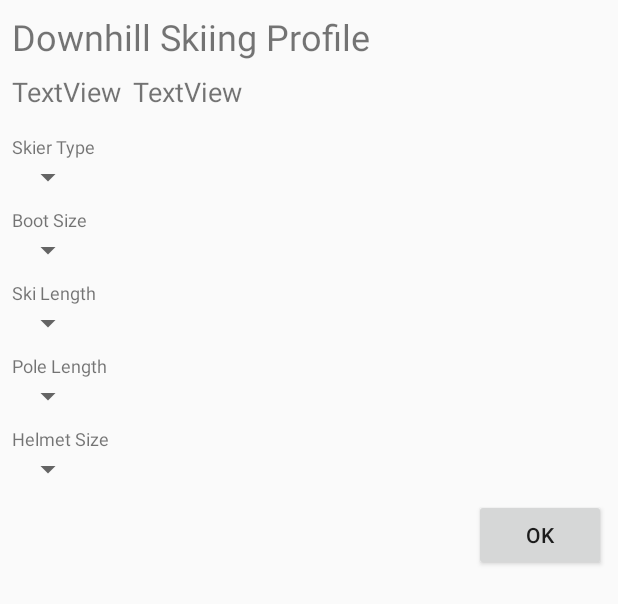
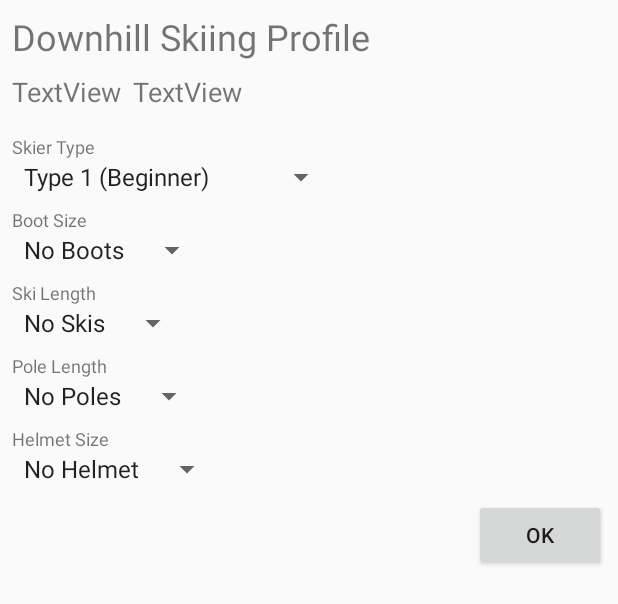
Before and after one commit to aworldnervelink/schuss, an Android app: the layout downhill_profile.xml on its own in the app's theme, with its tools: preview values and no code run, on a phone screen of 412 x 824 dp. Shown: the top 604 px of the screen. Run offline under Robolectric (Android 15) with nearby library versions, the phone set to English and light mode, and no system bars.

Commit message:
Added values to spinners on downhill profile.

```diff
--- a/app/src/main/res/layout/downhill_profile.xml
+++ b/app/src/main/res/layout/downhill_profile.xml
@@ -57,6 +57,7 @@
             android:layout_width="wrap_content"
             android:layout_height="wrap_content"
             android:layout_marginStart="8dp"
+            android:entries="@array/skier_type"
             app:layout_constraintStart_toStartOf="parent"
             app:layout_constraintTop_toBottomOf="@+id/textView17"/>
 
@@ -76,6 +77,7 @@
             android:layout_width="wrap_content"
             android:layout_height="wrap_content"
             android:layout_marginStart="8dp"
+            android:entries="@array/boot_size"
             app:layout_constraintStart_toStartOf="parent"
             app:layout_constraintTop_toBottomOf="@+id/textView18"/>
 
@@ -95,6 +97,7 @@
             android:layout_width="wrap_content"
             android:layout_height="wrap_content"
             android:layout_marginStart="8dp"
+            android:entries="@array/ski_length"
             app:layout_constraintStart_toStartOf="parent"
             app:layout_constraintTop_toBottomOf="@+id/textView19"/>
 
@@ -114,6 +117,7 @@
             android:layout_width="wrap_content"
             android:layout_height="wrap_content"
             android:layout_marginStart="8dp"
+            android:entries="@array/pole_length"
             app:layout_constraintStart_toStartOf="parent"
             app:layout_constraintTop_toBottomOf="@+id/textView20"/>
 
@@ -133,6 +137,7 @@
             android:layout_width="wrap_content"
             android:layout_height="wrap_content"
             android:layout_marginStart="8dp"
+            android:entries="@array/helmet_size"
             app:layout_constraintStart_toStartOf="parent"
             app:layout_constraintTop_toBottomOf="@+id/textView21"/>
 
--- a/app/src/main/res/values/arrays.xml
+++ b/app/src/main/res/values/arrays.xml
@@ -53,4 +53,111 @@
         <item>WI</item>
         <item>WY</item>
     </string-array>
+
+    <string-array name="skier_type">
+        <item>Type 1 (Beginner)</item>
+        <item>Type 2 (Intermediate)</item>
+        <item>Type 3 (Advanced)</item>
+    </string-array>
+
+    <string-array name="boot_size">
+        <item>No Boots</item>
+        <item>8 Kids</item>
+        <item>9 Kids</item>
+        <item>10 Kids</item>
+        <item>11 Kids</item>
+        <item>12 Kids</item>
+        <item>13 Kids</item>
+        <item>13.5 Kids</item>
+        <item>1 Men</item>
+        <item>2 Men</item>
+        <item>3 Men</item>
+        <item>4 Men</item>
+        <item>4.5 Men</item>
+        <item>5 Men</item>
+        <item>5.5 Men</item>
+        <item>6 Men</item>
+        <item>6.5 Men</item>
+        <item>7 Men</item>
+        <item>7.5 Men</item>
+        <item>8 Men</item>
+        <item>8.5 Men</item>
+        <item>9 Men</item>
+        <item>9.5 Men</item>
+        <item>10 Men</item>
+        <item>10.5 Men</item>
+        <item>11 Men</item>
+        <item>11.5 Men</item>
+        <item>12 Men</item>
+        <item>12.5 Men</item>
+        <item>13 Men</item>
+        <item>13.5 Men</item>
+        <item>14 Men</item>
+        <item>14.5 Men</item>
+        <item>15 Men</item>
+        <item>15.5 Men</item>
+        <item>16 Men</item>
+        <item>5 Women</item>
+        <item>5.5 Women</item>
+        <item>6 Women</item>
+        <item>6.5 Women</item>
+        <item>7 Women</item>
+        <item>7.5 Women</item>
+        <item>8 Women</item>
+        <item>8.5 Women</item>
+        <item>9 Women</item>
+        <item>9.5 Women</item>
+        <item>10 Women</item>
+        <item>10.5 Women</item>
+        <item>11 Women</item>
+        <item>11.5 Women</item>
+        <item>12 Women</item>
+    </string-array>
+
+    <string-array name="ski_length">
+        <item>No Skis</item>
+        <item>115cm</item>
+        <item>120cm</item>
+        <item>125cm</item>
+        <item>130cm</item>
+        <item>135cm</item>
+        <item>140cm</item>
+        <item>145cm</item>
+        <item>150cm</item>
+        <item>155cm</item>
+        <item>160cm</item>
+        <item>165cm</item>
+        <item>170cm</item>
+        <item>175cm</item>
+        <item>180cm</item>
+        <item>185cm</item>
+        <item>190cm</item>
+        <item>195cm</item>
+        <item>200cm</item>
+    </string-array>
+
+    <string-array name="pole_length">
+        <item>No Poles</item>
+        <item>80cm</item>
+        <item>85cm</item>
+        <item>90cm</item>
+        <item>95cm</item>
+        <item>100cm</item>
+        <item>105cm</item>
+        <item>110cm</item>
+        <item>115cm</item>
+        <item>120cm</item>
+        <item>125cm</item>
+        <item>130cm</item>
+        <item>135cm</item>
+        <item>140cm</item>
+    </string-array>
+
+    <string-array name="helmet_size">
+        <item>No Helmet</item>
+        <item>S</item>
+        <item>M</item>
+        <item>L</item>
+        <item>XL</item>
+    </string-array>
 </resources>
```
